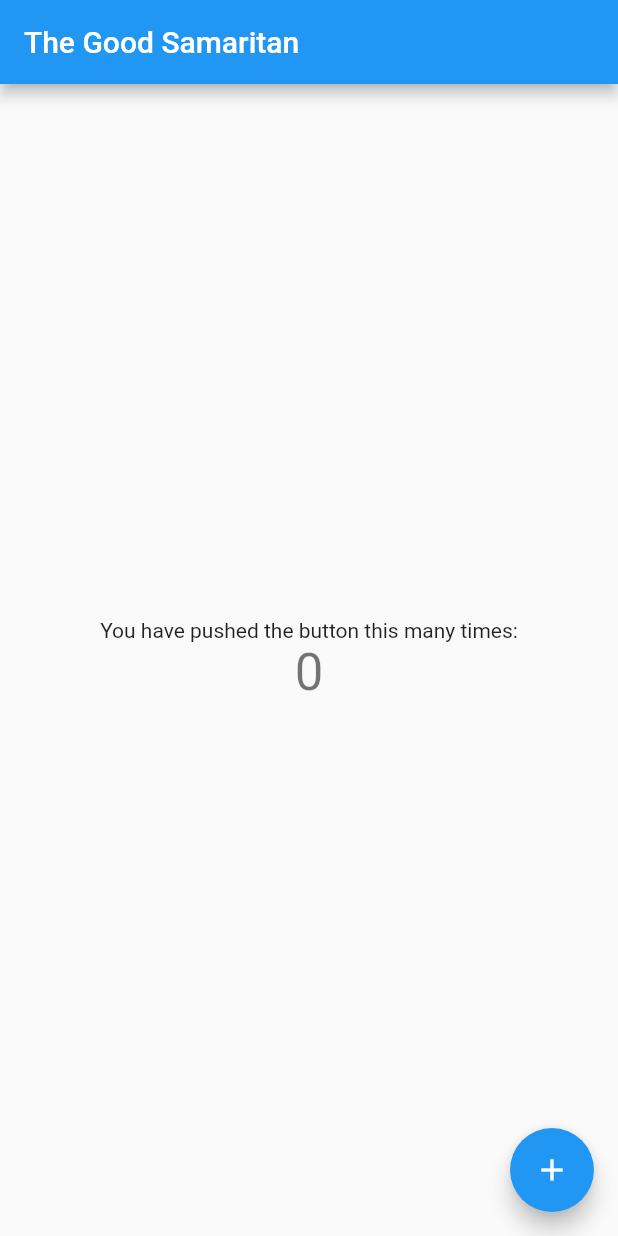
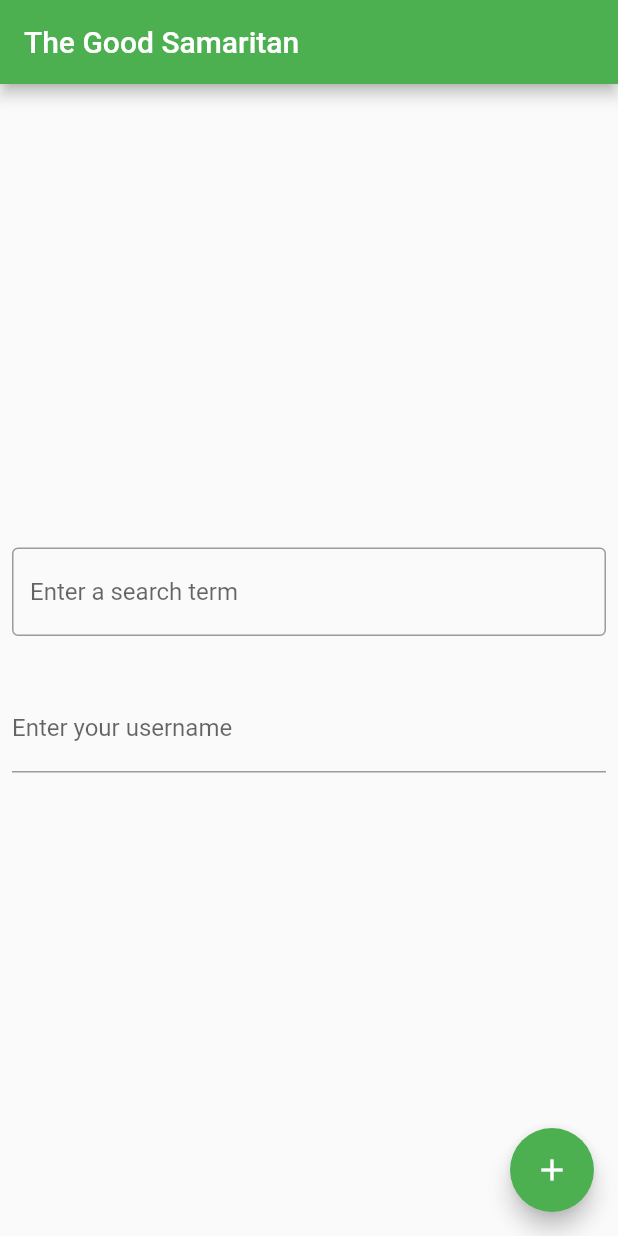
Before and after one commit to neeltron/the_good_samaritan, a Flutter app: the screen it shows after launch, on a phone screen of 412 x 824 dp. Run offline on Flutter 3.47's test engine with Material 2 defaults, Android fonts, the phone set to English and light mode, and no system bars.

Commit message:
added text fields

```diff
--- a/lib/main.dart
+++ b/lib/main.dart
@@ -22,7 +22,7 @@ class MyApp extends StatelessWidget {
         // or simply save your changes to "hot reload" in a Flutter IDE).
         // Notice that the counter didn't reset back to zero; the application
         // is not restarted.
-        primarySwatch: Colors.blue,
+        primarySwatch: Colors.green,
       ),
       home: const MyHomePage(title: 'The Good Samaritan'),
     );
@@ -95,12 +95,23 @@ class _MyHomePageState extends State<MyHomePage> {
           // horizontal).
           mainAxisAlignment: MainAxisAlignment.center,
           children: <Widget>[
-            const Text(
-              'You have pushed the button this many times:',
+            const Padding(
+              padding: EdgeInsets.symmetric(horizontal: 8, vertical: 16),
+              child: TextField(
+                decoration: InputDecoration(
+                  border: OutlineInputBorder(),
+                  hintText: 'Enter a search term',
+                ),
+              ),
             ),
-            Text(
-              '$_counter',
-              style: Theme.of(context).textTheme.headline4,
+            Padding(
+              padding: const EdgeInsets.symmetric(horizontal: 8, vertical: 16),
+              child: TextFormField(
+                decoration: const InputDecoration(
+                  border: UnderlineInputBorder(),
+                  labelText: 'Enter your username',
+                ),
+              ),
             ),
           ],
         ),
```
